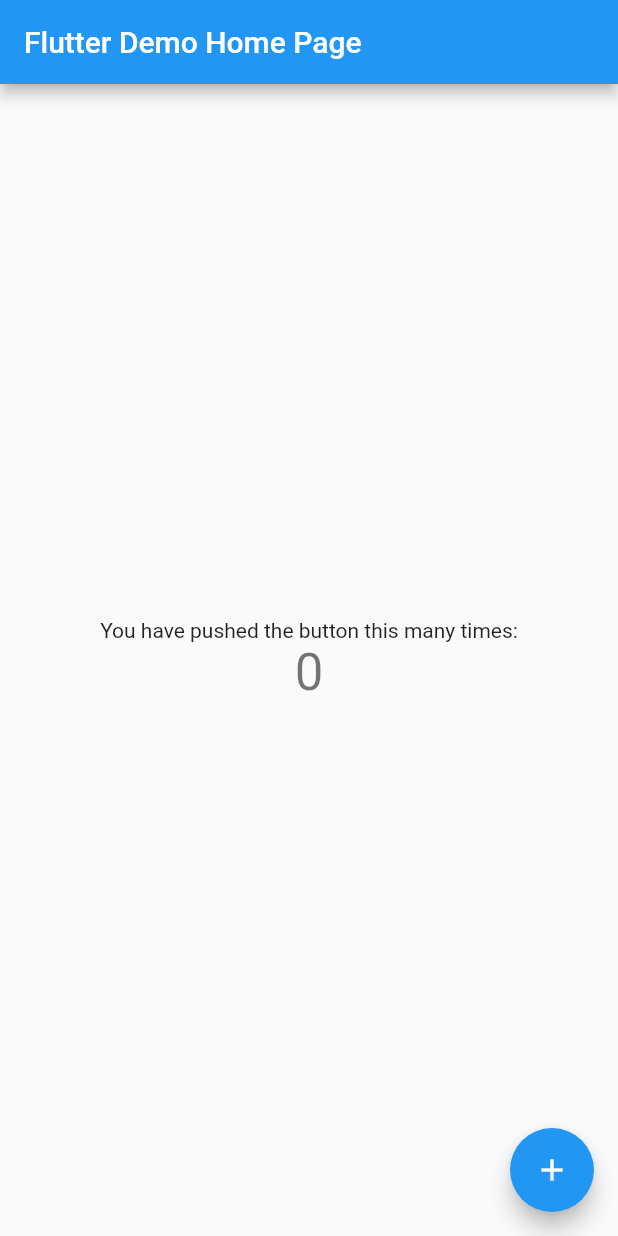
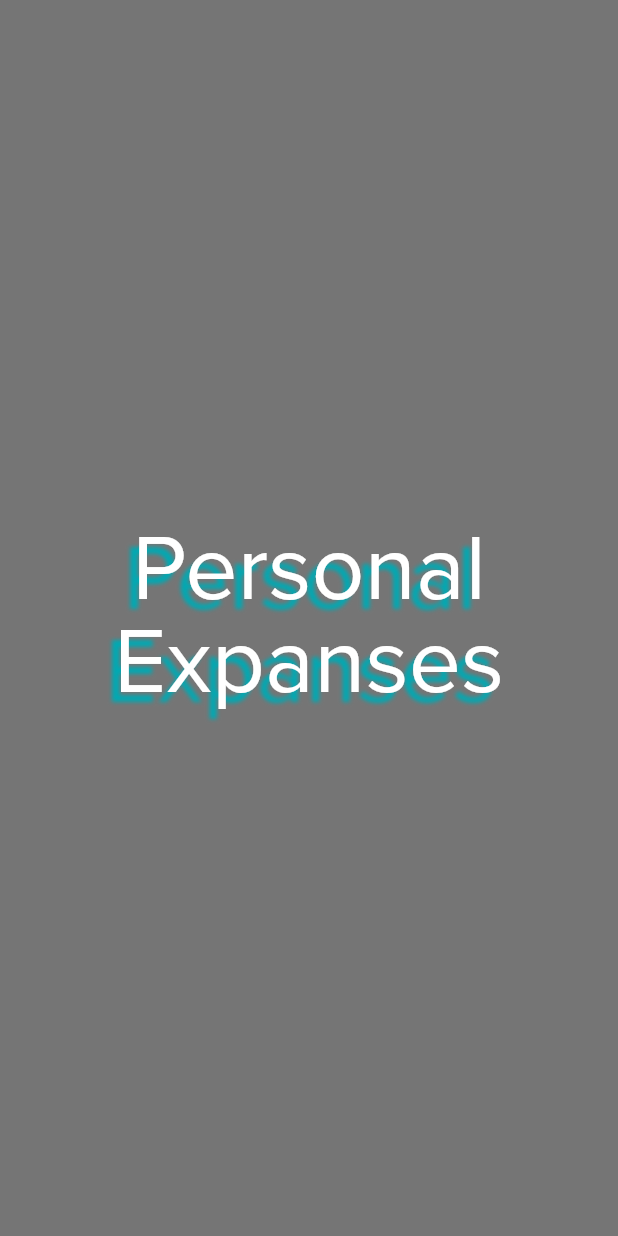
Before and after one commit to guilhermebernava/personal_expanses, a Flutter app: the screen it shows after launch, on a phone screen of 412 x 824 dp. Run offline on Flutter 3.47's test engine with Material 2 defaults, Android fonts, the phone set to English and light mode, and no system bars; our stand-ins replace animated_text_kit.

Commit message:
adicionando animação de splash page

```diff
--- /dev/null
+++ b/lib/app.dart
@@ -0,0 +1,21 @@
+import 'package:flutter/material.dart';
+import 'package:personal_expanses/pages/splash.dart';
+
+class App extends StatelessWidget {
+  const App({Key? key}) : super(key: key);
+
+  // This widget is the root of your application.
+  @override
+  Widget build(BuildContext context) {
+    return MaterialApp(
+      title: 'My Expanses',
+      theme: ThemeData(
+        primarySwatch: Colors.blue,
+      ),
+      initialRoute: "/splash",
+      routes: {
+        "/splash": (context) => const Splash(),
+      },
+    );
+  }
+}
--- a/lib/main.dart
+++ b/lib/main.dart
@@ -1,115 +1,6 @@
 import 'package:flutter/material.dart';
+import 'package:personal_expanses/app.dart';
 
 void main() {
-  runApp(const MyApp());
+  runApp(const App());
 }
-
-class MyApp extends StatelessWidget {
-  const MyApp({Key? key}) : super(key: key);
-
-  // This widget is the root of your application.
-  @override
-  Widget build(BuildContext context) {
-    return MaterialApp(
-      title: 'Flutter Demo',
-      theme: ThemeData(
-        // This is the theme of your application.
-        //
-        // Try running your application with "flutter run". You'll see the
-        // application has a blue toolbar. Then, without quitting the app, try
-        // changing the primarySwatch below to Colors.green and then invoke
-        // "hot reload" (press "r" in the console where you ran "flutter run",
-        // or simply save your changes to "hot reload" in a Flutter IDE).
-        // Notice that the counter didn't reset back to zero; the application
-        // is not restarted.
-        primarySwatch: Colors.blue,
-      ),
-      home: const MyHomePage(title: 'Flutter Demo Home Page'),
-    );
-  }
-}
-
-class MyHomePage extends StatefulWidget {
-  const MyHomePage({Key? key, required this.title}) : super(key: key);
-
-  // This widget is the home page of your application. It is stateful, meaning
-  // that it has a State object (defined below) that contains fields that affect
-  // how it looks.
-
-  // This class is the configuration for the state. It holds the values (in this
-  // case the title) provided by the parent (in this case the App widget) and
-  // used by the build method of the State. Fields in a Widget subclass are
-  // always marked "final".
-
-  final String title;
-
-  @override
-  State<MyHomePage> createState() => _MyHomePageState();
-}
-
-class _MyHomePageState extends State<MyHomePage> {
-  int _counter = 0;
-
-  void _incrementCounter() {
-    setState(() {
-      // This call to setState tells the Flutter framework that something has
-      // changed in this State, which causes it to rerun the build method below
-      // so that the display can reflect the updated values. If we changed
-      // _counter without calling setState(), then the build method would not be
-      // called again, and so nothing would appear to happen.
-      _counter++;
-    });
-  }
-
-  @override
-  Widget build(BuildContext context) {
-    // This method is rerun every time setState is called, for instance as done
-    // by the _incrementCounter method above.
-    //
-    // The Flutter framework has been optimized to make rerunning build methods
-    // fast, so that you can just rebuild anything that needs updating rather
-    // than having to individually change instances of widgets.
-    return Scaffold(
-      appBar: AppBar(
-        // Here we take the value from the MyHomePage object that was created by
-        // the App.build method, and use it to set our appbar title.
-        title: Text(widget.title),
-      ),
-      body: Center(
-        // Center is a layout widget. It takes a single child and positions it
-        // in the middle of the parent.
-        child: Column(
-          // Column is also a layout widget. It takes a list of children and
-          // arranges them vertically. By default, it sizes itself to fit its
-          // children horizontally, and tries to be as tall as its parent.
-          //
-          // Invoke "debug painting" (press "p" in the console, choose the
-          // "Toggle Debug Paint" action from the Flutter Inspector in Android
-          // Studio, or the "Toggle Debug Paint" command in Visual Studio Code)
-          // to see the wireframe for each widget.
-          //
-          // Column has various properties to control how it sizes itself and
-          // how it positions its children. Here we use mainAxisAlignment to
-          // center the children vertically; the main axis here is the vertical
-          // axis because Columns are vertical (the cross axis would be
-          // horizontal).
-          mainAxisAlignment: MainAxisAlignment.center,
-          children: <Widget>[
-            const Text(
-              'You have pushed the button this many times:',
-            ),
-            Text(
-              '$_counter',
-              style: Theme.of(context).textTheme.headline4,
-            ),
-          ],
-        ),
-      ),
-      floatingActionButton: FloatingActionButton(
-        onPressed: _incrementCounter,
-        tooltip: 'Increment',
-        child: const Icon(Icons.add),
-      ), // This trailing comma makes auto-formatting nicer for build methods.
-    );
-  }
-}
--- /dev/null
+++ b/lib/pages/splash.dart
@@ -0,0 +1,56 @@
+import 'package:animated_text_kit/animated_text_kit.dart';
+import 'package:flutter/material.dart';
+import 'package:personal_expanses/themes/TextStyles/text_styles.dart';
+import 'package:personal_expanses/widgets/opacity_show.dart';
+import 'package:personal_expanses/widgets/show_up.dart';
+
+class Splash extends StatefulWidget {
+  const Splash({Key? key}) : super(key: key);
+
+  @override
+  State<Splash> createState() => _SplashState();
+}
+
+class _SplashState extends State<Splash> {
+  bool visible = false;
+
+  @override
+  Widget build(BuildContext context) {
+    return Scaffold(
+      backgroundColor: Colors.black54,
+      body: Center(
+        child: visible
+            ? Builder(
+                builder: (context) => const ShowUp(
+                  delay: 600,
+                  child: OpacityShow(
+                    child: Text(
+                      'Personal Expanses',
+                      style: TextStyles.splashTitle,
+                      textAlign: TextAlign.center,
+                    ),
+                  ),
+                ),
+              )
+            : AnimatedTextKit(
+                repeatForever: false,
+                totalRepeatCount: 3,
+                pause: const Duration(milliseconds: 500),
+                animatedTexts: [
+                  ScaleAnimatedText(
+                    'Personal Expanses',
+                    scalingFactor: 0.35,
+                    textStyle: TextStyles.splashTitle,
+                    textAlign: TextAlign.center,
+                  ),
+                ],
+                onFinished: () {
+                  setState(() {
+                    visible = true;
+                  });
+                },
+              ),
+      ),
+    );
+  }
+}
--- /dev/null
+++ b/lib/themes/TextStyles/text_styles.dart
@@ -0,0 +1,18 @@
+import 'package:flutter/material.dart';
+import 'package:personal_expanses/themes/fonts/fonts.dart';
+import '../colors/app_colors.dart';
+
+class TextStyles {
+  static const splashTitle = TextStyle(
+    fontFamily: Fonts.proximaNova,
+    color: Colors.white,
+    fontSize: 62,
+    shadows: [
+      Shadow(
+        color: AppColors.orangeContrast,
+        offset: Offset(-6, 7),
+        blurRadius: 3,
+      )
+    ],
+  );
+}
--- /dev/null
+++ b/lib/themes/colors/app_colors.dart
@@ -0,0 +1,6 @@
+import 'package:flutter/material.dart';
+
+class AppColors {
+  static const orange = Color(0xFFFE6601);
+  static const orangeContrast = Color(0xff00A9B3);
+}
--- /dev/null
+++ b/lib/themes/fonts/fonts.dart
@@ -0,0 +1,3 @@
+class Fonts {
+  static const proximaNova = "ProximaNova";
+}
--- /dev/null
+++ b/lib/widgets/opacity_show.dart
@@ -0,0 +1,47 @@
+import 'dart:async';
+
+import 'package:flutter/material.dart';
+
+class OpacityShow extends StatefulWidget {
+  final Widget child;
+
+  const OpacityShow({
+    super.key,
+    required this.child,
+  });
+
+  @override
+  OpacityShowState createState() => OpacityShowState();
+}
+
+class OpacityShowState extends State<OpacityShow> {
+  bool _visible = false;
+  late Timer visibleTimer;
+
+  @override
+  void initState() {
+    super.initState();
+    visibleTimer = Timer.periodic(const Duration(milliseconds: 300), (timer) {
+      setState(() {
+        _visible = !_visible;
+      });
+      visibleTimer.cancel();
+    });
+  }
+
+  @override
+  void dispose() {
+    super.dispose();
+  }
+
+  @override
+  Widget build(BuildContext context) {
+    return AnimatedOpacity(
+      curve: Curves.ease,
+      alwaysIncludeSemantics: true,
+      opacity: _visible ? 1.0 : 0.0,
+      duration: const Duration(milliseconds: 400),
+      child: widget.child,
+    );
+  }
+}
--- /dev/null
+++ b/lib/widgets/show_up.dart
@@ -0,0 +1,55 @@
+import 'dart:async';
+import 'package:flutter/material.dart';
+
+class ShowUp extends StatefulWidget {
+  final Widget child;
+  final int delay;
+
+  const ShowUp({
+    Key? key,
+    required this.child,
+    required this.delay,
+  }) : super(key: key);
+
+  @override
+  ShowUpState createState() => ShowUpState();
+}
+
+class ShowUpState extends State<ShowUp> with TickerProviderStateMixin {
+  late AnimationController _animController;
+  late Animation<Offset> _animOffset;
+
+  @override
+  void initState() {
+    super.initState();
+
+    _animController = AnimationController(
+        vsync: this, duration: const Duration(milliseconds: 500));
+    final curve =
+        CurvedAnimation(curve: Curves.decelerate, parent: _animController);
+    _animOffset =
+        Tween<Offset>(begin: const Offset(0.0, -0.035), end: Offset.zero)
+            .animate(curve);
+
+    Timer(Duration(milliseconds: widget.delay), () {
+      _animController.forward();
+    });
+  }
+
+  @override
+  void dispose() {
+    super.dispose();
+    _animController.dispose();
+  }
+
+  @override
+  Widget build(BuildContext context) {
+    return FadeTransition(
+      opacity: _animController,
+      child: SlideTransition(
+        position: _animOffset,
+        child: widget.child,
+      ),
+    );
+  }
+}
```
Also changed, not shown: pubspec.yaml (+5 -30 lines), assets/fonts/ProximaNovaFont.otf (added), pubspec.lock, 1 other file.
